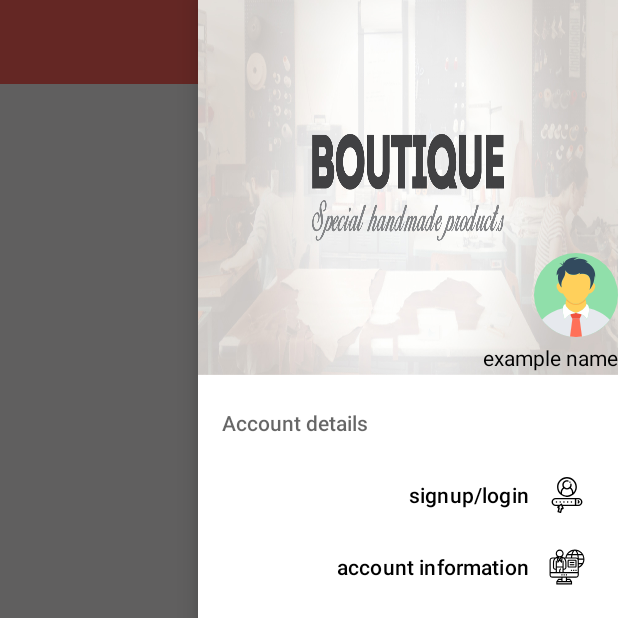
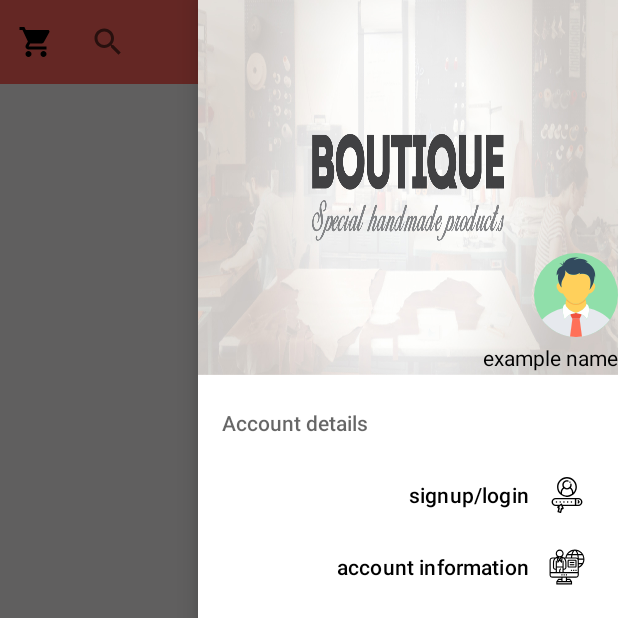
Before and after one commit to leilasdq/online-shopping-app, an Android app: the screen it shows after launch (MainActivity), with the side drawer open, on a phone screen of 412 x 824 dp, the top half of it. Run offline under Robolectric (Android 15) with nearby library versions, the phone set to English and light mode, and no system bars; libraries missing offline, so code that uses them is left out: com.daimajia.slider.

Commit message:
Add search bar to FirstPageFragment and a method in FetchItems to get products by search query enter by user.

```diff
--- a/app/src/main/AndroidManifest.xml
+++ b/app/src/main/AndroidManifest.xml
@@ -11,7 +11,8 @@
         android:roundIcon="@mipmap/ic_launcher_round"
         android:supportsRtl="true"
         android:theme="@style/AppTheme">
-        <activity android:name=".View.activity.ProductPerCategoryActivity"></activity>
+        <activity android:name=".View.activity.SearchResultActivity"></activity>
+        <activity android:name=".View.activity.ProductPerCategoryActivity" />
         <activity android:name=".View.activity.NetworkCheckerActivity" />
         <activity android:name=".View.activity.SubCategoryActivity" />
         <activity android:name=".View.activity.ListAllProductActivity" />
--- a/app/src/main/java/com/example/maktabproj/Network/ApiInterfaces.java
+++ b/app/src/main/java/com/example/maktabproj/Network/ApiInterfaces.java
@@ -34,4 +34,7 @@ public interface ApiInterfaces {
 
     @GET("products/")
     Call<List<Response>> getProductsPerCategories(@QueryMap Map<String, String> queries);
+
+    @GET("products/")
+    Call<List<Response>> getSearchedProducts(@QueryMap Map<String, String> queries);
 }
--- a/app/src/main/java/com/example/maktabproj/View/fragment/FirstPageFragment.java
+++ b/app/src/main/java/com/example/maktabproj/View/fragment/FirstPageFragment.java
@@ -4,22 +4,30 @@ package com.example.maktabproj.View.fragment;
 import android.content.Intent;
 import android.os.Bundle;
 
+import androidx.annotation.NonNull;
 import androidx.annotation.Nullable;
+import androidx.appcompat.widget.SearchView;
 import androidx.databinding.DataBindingUtil;
 import androidx.fragment.app.Fragment;
+import androidx.fragment.app.FragmentManager;
 import androidx.lifecycle.Observer;
 import androidx.lifecycle.ViewModelProviders;
 import androidx.recyclerview.widget.LinearLayoutManager;
 import androidx.recyclerview.widget.RecyclerView;
 
 import android.view.LayoutInflater;
+import android.view.Menu;
+import android.view.MenuInflater;
+import android.view.MenuItem;
 import android.view.View;
 import android.view.ViewGroup;
+import android.widget.Toast;
 
 import com.daimajia.slider.library.SliderLayout;
 import com.daimajia.slider.library.SliderTypes.BaseSliderView;
 import com.daimajia.slider.library.SliderTypes.TextSliderView;
 import com.example.maktabproj.View.activity.ListAllProductActivity;
+import com.example.maktabproj.View.activity.SearchResultActivity;
 import com.example.maktabproj.View.adapter.recycler.recyclerViewAdapter.CategoryAdapter;
 import com.example.maktabproj.View.adapter.recycler.recyclerViewAdapter.ProductAdapter;
 import com.example.maktabproj.Model.CategoriesItem;
@@ -63,6 +71,7 @@ public class FirstPageFragment extends Fragment {
     public void onCreate(@Nullable Bundle savedInstanceState) {
         super.onCreate(savedInstanceState);
 
+        setHasOptionsMenu(true);
         setupViewModel();
     }
 
@@ -76,6 +85,35 @@ public class FirstPageFragment extends Fragment {
         setUpRecycles();
 
         return mBinding.getRoot();
+    }
+
+    @Override
+    public void onCreateOptionsMenu(@NonNull Menu menu, @NonNull MenuInflater inflater) {
+        super.onCreateOptionsMenu(menu, inflater);
+        inflater.inflate(R.menu.tab_menu, menu);
+
+        MenuItem searchMenuItem = menu.findItem(R.id.app_bar_search);
+        final SearchView searchView = (SearchView) searchMenuItem.getActionView();
+        searchView.setOnQueryTextListener(new SearchView.OnQueryTextListener() {
+            @Override
+            public boolean onQueryTextSubmit(String query) {
+//                searchView.setIconified(true);
+                Toast.makeText(getContext(), query, Toast.LENGTH_SHORT).show();
+                Intent intent = SearchResultActivity.newIntent(getActivity(), query);
+                startActivity(intent);
+                searchView.onActionViewCollapsed();
+                return true;
+            }
+
+            @Override
+            public boolean onQueryTextChange(String newText) {
+                return false;
+            }
+        });
+
+        searchView.setOnSearchClickListener(v -> {
+
+        });
     }
 
     private void initListeners() {
--- /dev/null
+++ b/app/src/main/res/drawable/ic_search_black_24dp.xml
@@ -0,0 +1,9 @@
+<vector xmlns:android="http://schemas.android.com/apk/res/android"
+        android:width="24dp"
+        android:height="24dp"
+        android:viewportWidth="24.0"
+        android:viewportHeight="24.0">
+    <path
+        android:fillColor="#FF000000"
+        android:pathData="M15.5,14h-0.79l-0.28,-0.27C15.41,12.59 16,11.11 16,9.5 16,5.91 13.09,3 9.5,3S3,5.91 3,9.5 5.91,16 9.5,16c1.61,0 3.09,-0.59 4.23,-1.57l0.27,0.28v0.79l5,4.99L20.49,19l-4.99,-5zM9.5,14C7.01,14 5,11.99 5,9.5S7.01,5 9.5,5 14,7.01 14,9.5 11.99,14 9.5,14z"/>
+</vector>
--- /dev/null
+++ b/app/src/main/res/drawable/ic_shopping_cart_black_24dp.xml
@@ -0,0 +1,9 @@
+<vector xmlns:android="http://schemas.android.com/apk/res/android"
+        android:width="24dp"
+        android:height="24dp"
+        android:viewportWidth="24.0"
+        android:viewportHeight="24.0">
+    <path
+        android:fillColor="#FF000000"
+        android:pathData="M7,18c-1.1,0 -1.99,0.9 -1.99,2S5.9,22 7,22s2,-0.9 2,-2 -0.9,-2 -2,-2zM1,2v2h2l3.6,7.59 -1.35,2.45c-0.16,0.28 -0.25,0.61 -0.25,0.96 0,1.1 0.9,2 2,2h12v-2L7.42,15c-0.14,0 -0.25,-0.11 -0.25,-0.25l0.03,-0.12 0.9,-1.63h7.45c0.75,0 1.41,-0.41 1.75,-1.03l3.58,-6.49c0.08,-0.14 0.12,-0.31 0.12,-0.48 0,-0.55 -0.45,-1 -1,-1L5.21,4l-0.94,-2L1,2zM17,18c-1.1,0 -1.99,0.9 -1.99,2s0.89,2 1.99,2 2,-0.9 2,-2 -0.9,-2 -2,-2z"/>
+</vector>
--- /dev/null
+++ b/app/src/main/res/menu/tab_menu.xml
@@ -0,0 +1,18 @@
+<?xml version="1.0" encoding="utf-8"?>
+<menu xmlns:app="http://schemas.android.com/apk/res-auto"
+    xmlns:android="http://schemas.android.com/apk/res/android">
+
+    <item
+        android:id="@+id/app_bar_search"
+        android:icon="@drawable/ic_search_black_24dp"
+        android:title="Search"
+        app:actionViewClass="androidx.appcompat.widget.SearchView"
+        app:showAsAction="always"/>
+
+    <item
+        android:id="@+id/app_bar_buy"
+        android:icon="@drawable/ic_shopping_cart_black_24dp"
+        android:title="buy cart"
+        app:showAsAction="always"
+        />
+</menu>
```
Also changed, not shown: app/src/main/java/com/example/maktabproj/Network/FetchItems.java (+25 -0 lines), app/src/main/java/com/example/maktabproj/View/activity/SearchResultActivity.java (added, +33 -0 lines), app/src/main/java/com/example/maktabproj/View/fragment/SearchResultsFragment.java (added, +80 -0 lines), app/src/main/java/com/example/maktabproj/viewmodel/SearchViewModel.java (added, +25 -0 lines), app/src/main/res/layout/fragment_search_results.xml (added, +35 -0 lines), app/src/main/res/drawable/nothing_find.PNG (added).
